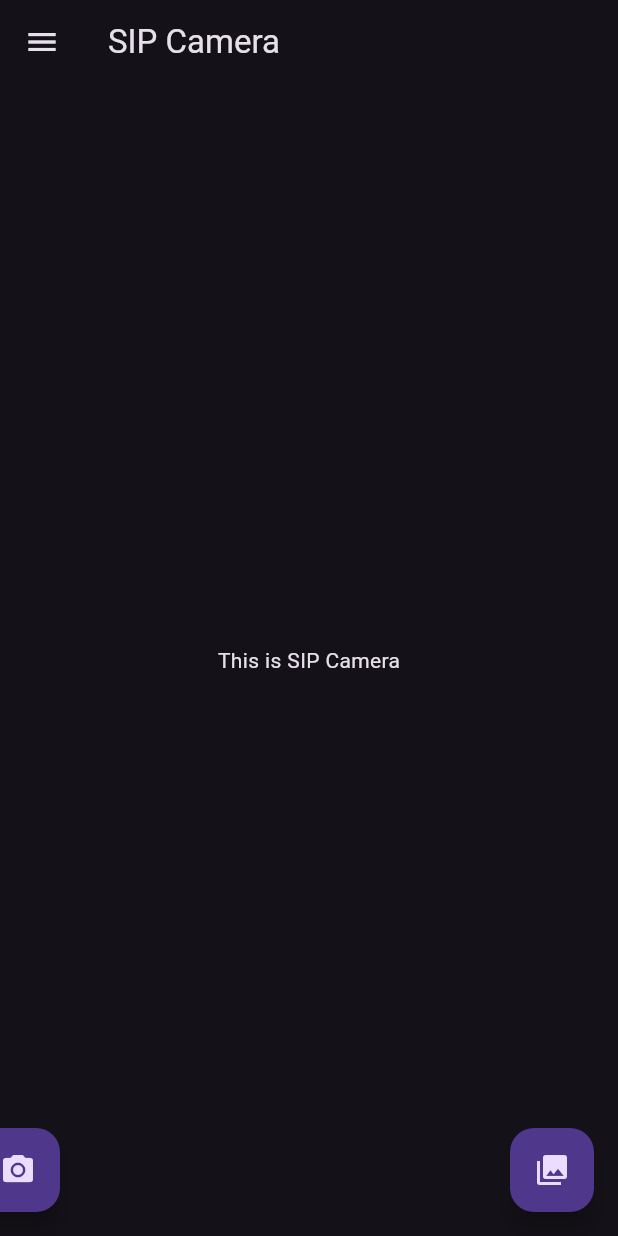
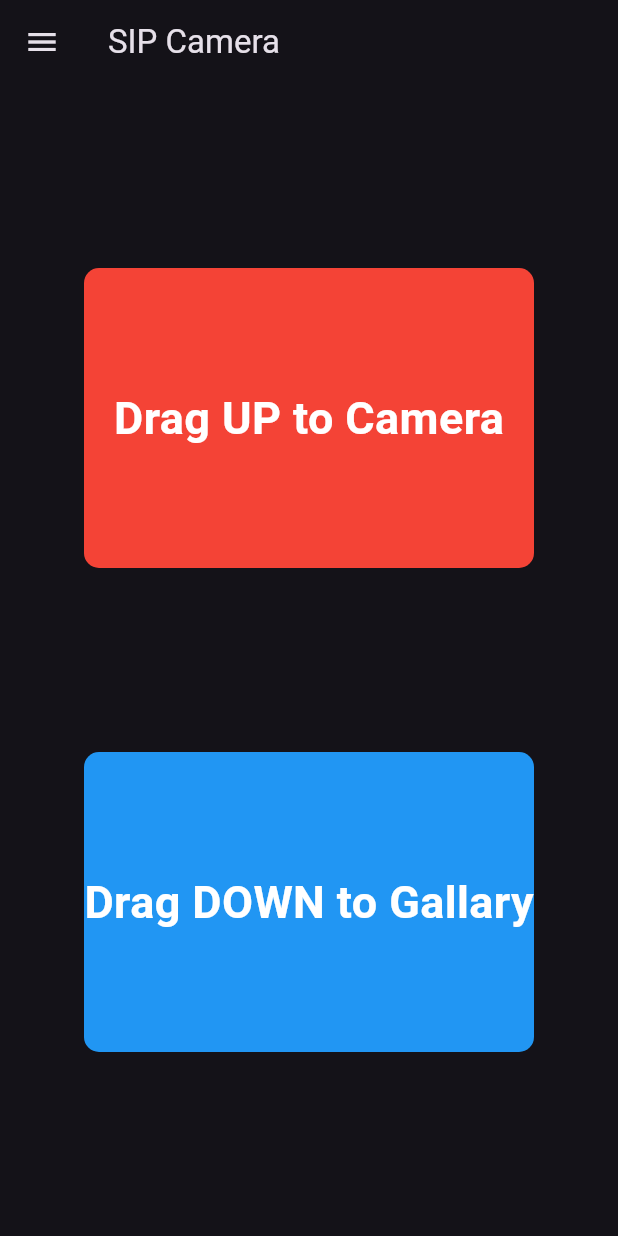
Before and after one commit to IceWind233/SIP_Camera, a Flutter app: the screen it shows after launch, on a phone screen of 412 x 824 dp. Run offline on Flutter 3.47's test engine with Material 2 defaults, Android fonts, the phone set to English and light mode, and no system bars; our stand-ins replace flutter_riverpod, fluttertoast, riverpod.

Commit message:
Add Dragging Animation(not completed)

```diff
--- a/lib/Pages/MainPage.dart
+++ b/lib/Pages/MainPage.dart
@@ -11,19 +11,20 @@ import 'Profiles.dart';
 import '../Utils/handleDrag.dart';
 import '../Utils/toast.dart';
 
-
 class MainPage extends StatefulWidget {
   const MainPage({super.key});
 
   //create state
   @override
-  _MainPageState createState() =>  _MainPageState();
+  _MainPageState createState() => _MainPageState();
 }
 
+const mainPageFontSize = 30.0;
+
 class _MainPageState extends State<MainPage> {
+  bool menuOpen = false;
+  bool isDragging = false;
 
-  bool menuOpen = false;
-  bool isHorizontalDrag = false;
   Dragger dragger = Dragger();
 
   final GlobalKey<ScaffoldState> _scaffoldKey = GlobalKey<ScaffoldState>();
@@ -35,28 +36,20 @@ class _MainPageState extends State<MainPage> {
     );
   }
 
-  void handleVerticalDragEnd(){
-    dragger.handleDragEnd(
-      () {
-        navigateTo(Camera());
-      },
-      () {
-        navigateTo(Gallary());
-      },
-      100.0
-    );
+  void handleVerticalDragEnd() {
+    dragger.handleDragEnd(() {
+      navigateTo(Camera());
+    }, () {
+      navigateTo(Gallary());
+    }, 100.0);
   }
 
-  void handleHorizonDragEnd(){
-    dragger.handleDragEnd(
-      () {
-        _scaffoldKey.currentState!.openDrawer();
-      },
-      () {
-        _scaffoldKey.currentState!.openEndDrawer();
-      },
-      50.0
-    );
+  void handleHorizonDragEnd() {
+    dragger.handleDragEnd(() {
+      _scaffoldKey.currentState!.openDrawer();
+    }, () {
+      _scaffoldKey.currentState!.openEndDrawer();
+    }, 50.0);
   }
 
   void toggleMenu(bool menuState) {
@@ -67,19 +60,37 @@ class _MainPageState extends State<MainPage> {
 
   @override
   Widget build(BuildContext context) {
+    final double windowWidth = MediaQuery.of(context).size.width;
+    final double windowHeight = MediaQuery.of(context).size.height - 81;
+
     return Scaffold(
       key: _scaffoldKey,
       appBar: AppBar(
         title: const Text('SIP Camera'),
       ),
-      drawer:  const Drawer(child: Profiles()),
+      drawer: const Drawer(child: Profiles()),
       body: GestureDetector(
         behavior: HitTestBehavior.translucent,
         child: Container(
           width: double.infinity,
           height: double.infinity,
           alignment: Alignment.center,
-          child: const Text('This is SIP Camera'),
+          // a column contains 2 roundrect with different color and a text
+          child: Column(
+            mainAxisAlignment: MainAxisAlignment.spaceEvenly,
+            children: [
+              dragger.getDragDistance() >= 0 ? DragBox(
+                str: 'Drag UP to Camera',
+                backgroundColor: isDragging ? const Color.fromARGB(0xff, 0x1c, 0x1c, 0x1c) : Colors.red,
+                width: isDragging ? windowWidth : 300,
+                height: isDragging ? windowHeight : 200) : const SizedBox.shrink(),
+
+              dragger.getDragDistance() <= 0 ? DragBox(str: 'Drag DOWN to Gallary',
+                backgroundColor: isDragging ? const Color.fromARGB(0xff, 0x1c, 0x1c, 0x1c) : Colors.blue,
+                width: isDragging ? windowWidth : 300,
+                height: isDragging ? windowHeight : 200) : const SizedBox.shrink(),
+            ],
+          ),
         ),
 
         onHorizontalDragStart: (details) {
@@ -87,6 +98,7 @@ class _MainPageState extends State<MainPage> {
         },
 
         onHorizontalDragUpdate: (details) {
+          print("==>${dragger.getDragDistance()}");
           dragger.handleDragUpdate(details.globalPosition.dx);
         },
 
@@ -95,6 +107,9 @@ class _MainPageState extends State<MainPage> {
         },
 
         onVerticalDragStart: (details) {
+          setState(() {
+            isDragging = true;
+          });
           dragger.handleDragStart(details.globalPosition.dy);
         },
 
@@ -103,30 +118,54 @@ class _MainPageState extends State<MainPage> {
         },
 
         onVerticalDragEnd: (details) {
+          setState(() {
+            isDragging = false;
+          });
           handleVerticalDragEnd();
         },
-
-      ),
-      floatingActionButton: Row(
-        mainAxisAlignment: MainAxisAlignment.spaceBetween,
-        children: [
-          FloatingActionButton(
-            heroTag: null,
-            onPressed: () {
-              navigateTo(Camera());
-            },
-            child: const Icon(Icons.camera_alt),
-          ),
-
-          FloatingActionButton(
-            heroTag: null,
-            onPressed: () {
-              navigateTo(Gallary());
-            },
-            child: const Icon(Icons.photo_library),
-          ),
-        ],
       ),
     );
   }
 }
+
+class DragBox extends StatelessWidget {
+  DragBox({
+    Key? key,
+    required this.str,
+    required this.backgroundColor,
+    required this.width,
+    required this.height,
+  }) : super(key: key);
+
+  String str;
+  Color backgroundColor;
+  double width;
+  double height;
+
+  @override
+  Widget build(BuildContext context) {
+    return AnimatedContainer(
+      width: width,
+      height: height,
+      decoration: BoxDecoration(
+        color: backgroundColor,
+        borderRadius: BorderRadius.circular(10),
+      ),
+      duration: const Duration(milliseconds: 500),
+      curve: Curves.easeInOut,
+      child: Column(
+        mainAxisAlignment: MainAxisAlignment.center,
+        children: [
+          Text(
+            str,
+            style: const TextStyle(
+              fontSize: mainPageFontSize,
+              fontWeight: FontWeight.bold,
+              color: Colors.white,
+            ),
+          ),
+        ],
+      )
+    );
+  }
+}
--- a/lib/Pages/Setting.dart
+++ b/lib/Pages/Setting.dart
@@ -1,4 +1,3 @@
-
 import 'package:flutter/material.dart';
 
 class Setting extends StatefulWidget{
@@ -6,6 +5,9 @@ class Setting extends StatefulWidget{
   @override
   _SettingState createState() => _SettingState();
 }
+
+// TODO: 1. Select quliaity of the image
+// TODO: to be continued
 
 class _SettingState extends State<Setting>{
 
--- a/lib/Utils/handleDrag.dart
+++ b/lib/Utils/handleDrag.dart
@@ -23,6 +23,7 @@ class Dragger{
     } else if(dragDistance < -threshold){
       downLambda();
     }
+    dragDistance = 0;
   }
 
 
```
